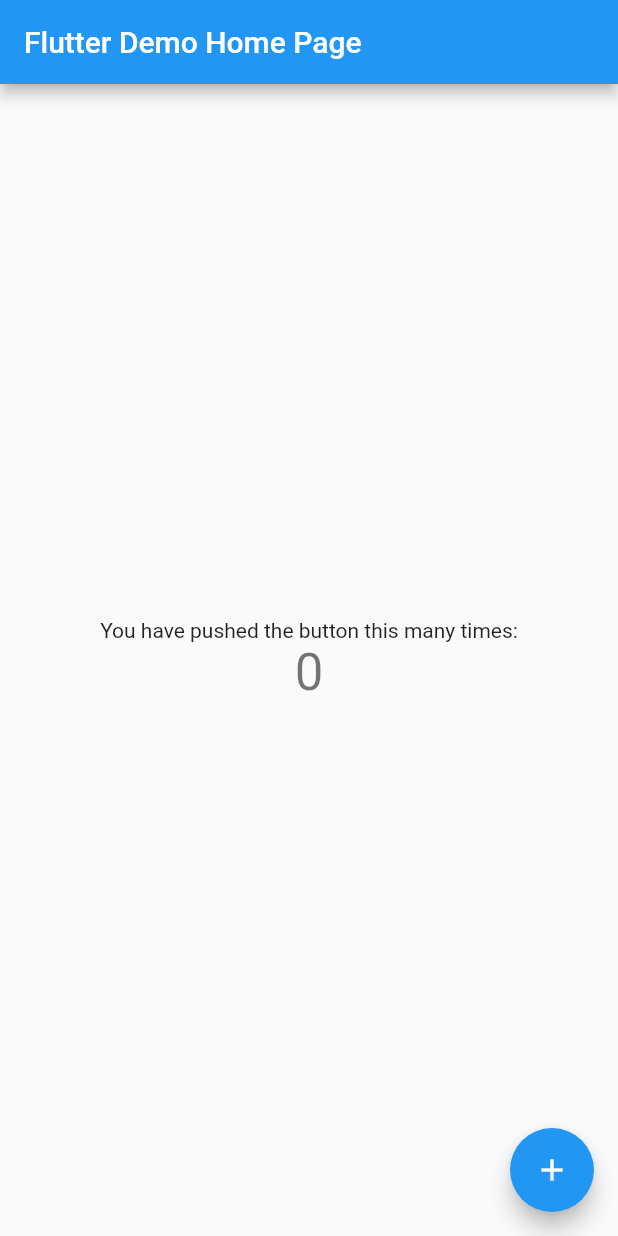
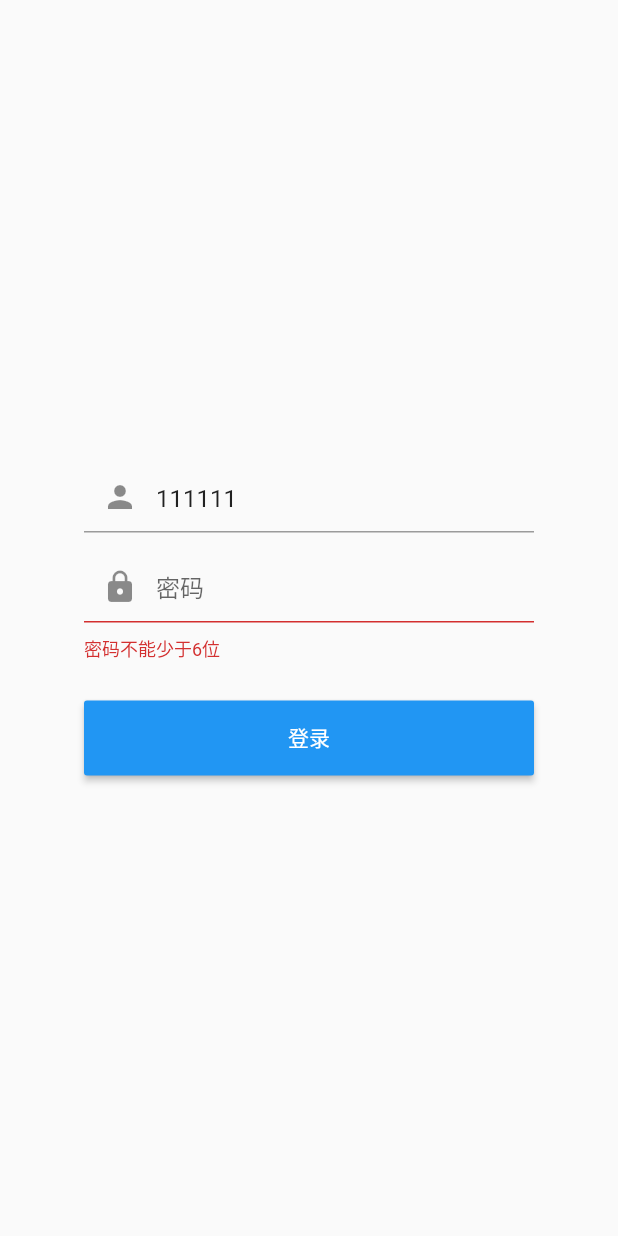
Before and after one commit to zhangyuhuihh/flutter-demo, a Flutter app: the screen it shows after launch, on a phone screen of 412 x 824 dp. Run offline on Flutter 3.47's test engine with Material 2 defaults, Android fonts, the phone set to English and light mode, and no system bars; generated files the repository leaves out were written again.

Commit message:
登录页面暂时完成

```diff
--- /dev/null
+++ b/jsons/cacheConfig.json
@@ -0,0 +1,5 @@
+{
+    "enable":true,
+    "maxAge":1000,
+    "maxCount":100
+  }
--- /dev/null
+++ b/lib/index.dart
@@ -0,0 +1 @@
+export 'routes/index.dart';
--- a/lib/main.dart
+++ b/lib/main.dart
@@ -1,111 +1,114 @@
 import 'package:flutter/material.dart';
+import './index.dart';
 
-void main() => runApp(MyApp());
+void main() => runApp(new MyApp());
 
 class MyApp extends StatelessWidget {
-  // This widget is the root of your application.
   @override
   Widget build(BuildContext context) {
-    return MaterialApp(
-      title: 'Flutter Demo',
-      theme: ThemeData(
-        // This is the theme of your application.
-        //
-        // Try running your application with "flutter run". You'll see the
-        // application has a blue toolbar. Then, without quitting the app, try
-        // changing the primarySwatch below to Colors.green and then invoke
-        // "hot reload" (press "r" in the console where you ran "flutter run",
-        // or simply save your changes to "hot reload" in a Flutter IDE).
-        // Notice that the counter didn't reset back to zero; the application
-        // is not restarted.
+    return new MaterialApp(
+      title: '地暖系统',
+      theme: new ThemeData(
         primarySwatch: Colors.blue,
       ),
-      home: MyHomePage(title: 'Flutter Demo Home Page'),
+      initialRoute: 'login',
+      routes:<String, WidgetBuilder> {
+        // "new_page": (context) =>
+        //     TipRoute(haha: ModalRoute.of(context).settings.arguments),
+        // "/": (context) => new MyHomePage(title: 'Flutter Demo Home Page'),
+        'login': (context) => new LoginPage(),
+      },
+      // onGenerateRoute 路由守卫
     );
   }
 }
 
-class MyHomePage extends StatefulWidget {
-  MyHomePage({Key key, this.title}) : super(key: key);
+// class MyHomePage extends StatefulWidget {
+//   MyHomePage({Key key, this.title}) : super(key: key);
+//   final String title;
 
-  // This widget is the home page of your application. It is stateful, meaning
-  // that it has a State object (defined below) that contains fields that affect
-  // how it looks.
+//   @override
+//   _MyHomePageState createState() => new _MyHomePageState();
+// }
 
-  // This class is the configuration for the state. It holds the values (in this
-  // case the title) provided by the parent (in this case the App widget) and
-  // used by the build method of the State. Fields in a Widget subclass are
-  // always marked "final".
+// class _MyHomePageState extends State<MyHomePage> {
+//   int _counter = 0;
 
-  final String title;
+//   void _incrementCounter() {
+//     setState(() {
+//       _counter++;
+//     });
+//   }
 
-  @override
-  _MyHomePageState createState() => _MyHomePageState();
-}
+//   @override
+//   Widget build(BuildContext context) {
+//     return new Scaffold(
+//       appBar: new AppBar(
+//         title: new Text(widget.title),
+//       ),
+//       body: new Center(
+//         child: new Column(
+//           mainAxisAlignment: MainAxisAlignment.center,
+//           children: <Widget>[
+//             new Text(
+//               'You have pushed the button this many times:',
+//             ),
+//             new Text(
+//               '$_counter',
+//               style: Theme.of(context).textTheme.display1,
+//             ),
+//             FlatButton(
+//               child: Text('打开新的路由'),
+//               textColor: Colors.green,
+//               onPressed: () {
+//                 Navigator.pushNamed(context, 'new_page',
+//                     arguments: {'firstcanshu': '11asd'});
+//                 // Navigator.push(context, MaterialPageRoute(builder: (context) {
+//                 //   return TipRoute(
+//                 //     haha: '我是参数中参数之dfg无敌sdf参数',
+//                 //   );
+//                 // }));
+//               },
+//             )
+//           ],
+//         ),
+//       ),
+//       floatingActionButton: new FloatingActionButton(
+//         onPressed: _incrementCounter,
+//         tooltip: 'Increment',
+//         child: new Icon(Icons.add),
+//       ), // This trailing comma makes auto-formatting nicer for build methods.
+//     );
+//   }
+// }
 
-class _MyHomePageState extends State<MyHomePage> {
-  int _counter = 0;
+// class TipRoute extends StatelessWidget {
+//   TipRoute({
+//     Key key,
+//     @required this.haha,
+//   }) : super(key: key);
+//   final Map haha;
 
-  void _incrementCounter() {
-    setState(() {
-      // This call to setState tells the Flutter framework that something has
-      // changed in this State, which causes it to rerun the build method below
-      // so that the display can reflect the updated values. If we changed
-      // _counter without calling setState(), then the build method would not be
-      // called again, and so nothing would appear to happen.
-      _counter++;
-    });
-  }
-
-  @override
-  Widget build(BuildContext context) {
-    // This method is rerun every time setState is called, for instance as done
-    // by the _incrementCounter method above.
-    //
-    // The Flutter framework has been optimized to make rerunning build methods
-    // fast, so that you can just rebuild anything that needs updating rather
-    // than having to individually change instances of widgets.
-    return Scaffold(
-      appBar: AppBar(
-        // Here we take the value from the MyHomePage object that was created by
-        // the App.build method, and use it to set our appbar title.
-        title: Text(widget.title),
-      ),
-      body: Center(
-        // Center is a layout widget. It takes a single child and positions it
-        // in the middle of the parent.
-        child: Column(
-          // Column is also a layout widget. It takes a list of children and
-          // arranges them vertically. By default, it sizes itself to fit its
-          // children horizontally, and tries to be as tall as its parent.
-          //
-          // Invoke "debug painting" (press "p" in the console, choose the
-          // "Toggle Debug Paint" action from the Flutter Inspector in Android
-          // Studio, or the "Toggle Debug Paint" command in Visual Studio Code)
-          // to see the wireframe for each widget.
-          //
-          // Column has various properties to control how it sizes itself and
-          // how it positions its children. Here we use mainAxisAlignment to
-          // center the children vertically; the main axis here is the vertical
-          // axis because Columns are vertical (the cross axis would be
-          // horizontal).
-          mainAxisAlignment: MainAxisAlignment.center,
-          children: <Widget>[
-            Text(
-              'You have pushed the button this many times:',
-            ),
-            Text(
-              '$_counter',
-              style: Theme.of(context).textTheme.display1,
-            ),
-          ],
-        ),
-      ),
-      floatingActionButton: FloatingActionButton(
-        onPressed: _incrementCounter,
-        tooltip: 'Increment',
-        child: Icon(Icons.add),
-      ), // This trailing comma makes auto-formatting nicer for build methods.
-    );
-  }
-}
+//   @override
+//   Widget build(BuildContext context) {
+//     return Scaffold(
+//       appBar: AppBar(
+//         title: Text('提示'),
+//       ),
+//       body: Padding(
+//         padding: EdgeInsets.all(18),
+//         child: Center(
+//           child: Column(
+//             children: <Widget>[
+//               Text(haha['firstcanshu']),
+//               RaisedButton(
+//                 child: Text('返回'),
+//                 onPressed: () => Navigator.pop(context, '我是返回值'),
+//               )
+//             ],
+//           ),
+//         ),
+//       ),
+//     );
+//   }
+// }
--- /dev/null
+++ b/lib/models/index.dart
@@ -0,0 +1,4 @@
+export 'cacheConfig.dart' ;
+export 'profile.dart' ;
+export 'repo.dart' ;
+export 'user.dart' ;
--- /dev/null
+++ b/lib/routes/index.dart
@@ -0,0 +1 @@
+export 'login.dart';
--- /dev/null
+++ b/lib/routes/login.dart
@@ -0,0 +1,83 @@
+import 'package:flutter/material.dart';
+
+class LoginPage extends StatefulWidget {
+  @override
+  _LoginPage createState() => _LoginPage();
+}
+
+class _LoginPage extends State<LoginPage> {
+  TextEditingController _unameController = TextEditingController();
+  TextEditingController _uPassController = TextEditingController();
+
+  // @override
+  @override
+  // todo 这里的initState涉及到组件的生命周期(debug的时候保存的时候是不重新走这一步的)
+  void initState() {
+    // 自动填充上次登录的用户名，填充后将焦点定位到密码输入框
+    _unameController.text = '111111';
+    super.initState();
+  }
+
+  @override
+  Widget build(BuildContext context) {
+    return Scaffold(
+      // appBar: AppBar(title: Text('登录页面')),
+      body: Row(
+        mainAxisAlignment: MainAxisAlignment.center,
+        children: <Widget>[
+          Form(
+            autovalidate: true, //开启自动校验
+            child: Column(
+              mainAxisAlignment: MainAxisAlignment.center,
+              // mainAxisSize: MainAxisSize.min,
+              children: <Widget>[
+                SizedBox(
+                  width: 300.0,
+                  height: 60.0,
+                  child: TextFormField(
+                      controller: _unameController,
+                      decoration: InputDecoration(
+                          hintText: "用户名", prefixIcon: Icon(Icons.person)),
+                      validator: (v) {
+                        return v.trim().length > 0 ? null : "用户名不能为空";
+                      }),
+                ),
+                SizedBox(
+                  width: 300.0,
+                  height: 100.0,
+                  child: TextFormField(
+                      controller: _uPassController,
+                      obscureText: true,
+                      decoration: InputDecoration(
+                          hintText: "密码", prefixIcon: Icon(Icons.lock)),
+                      validator: (v) {
+                        return v.trim().length > 5 ? null : "密码不能少于6位";
+                      }),
+                ),
+                Container(
+                    width: 300,
+                    height: 50,
+                    child: Builder(
+                      builder: (context) {
+                        return RaisedButton(
+                          child: Text("登录"),
+                          color: Colors.blue,
+                          colorBrightness: Brightness.dark,
+                          onPressed: () {
+                            // 这里的这个context需要注意一下，传的是哪一个context需要注意一下，否则拿不到对应的上下文(context)
+                            if (Form.of(context).validate()) {
+                              //验证通过提交数据
+                              print(_unameController.text);
+                            }
+                          },
+                        );
+                      },
+                    )),
+              ],
+            ),
+          )
+        ],
+      ),
+    );
+  }
+}
--- a/pubspec.yaml
+++ b/pubspec.yaml
@@ -19,6 +19,7 @@ environment:
 dependencies:
   flutter:
     sdk: flutter
+  json_annotation: ^2.0.0
 
   # The following adds the Cupertino Icons font to your application.
   # Use with the CupertinoIcons class for iOS style icons.
@@ -27,6 +28,9 @@ dependencies:
 dev_dependencies:
   flutter_test:
     sdk: flutter
+  json_model: 0.0.2
+  build_runner: ^1.0.0
+  json_serializable: ^2.0.0
 
 
 # For information on the generic Dart part of this file, see the
```
Also changed, not shown: jsons/profile.json (added, +8 -0 lines), jsons/repo.json (added, +27 -0 lines), jsons/user.json (added, +19 -0 lines), lib/common/Global.dart (added, +50 -0 lines), lib/models/cacheConfig.dart (added, +15 -0 lines), lib/models/profile.dart (added, +19 -0 lines), lib/models/repo.dart (added, +31 -0 lines), lib/models/user.dart (added, +29 -0 lines), lib/models/cacheConfig.g.dart (added), lib/models/profile.g.dart (added), lib/models/repo.g.dart (added), lib/models/user.g.dart (added), pubspec.lock.
